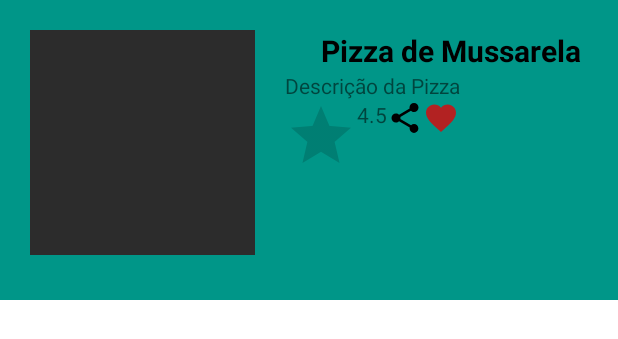
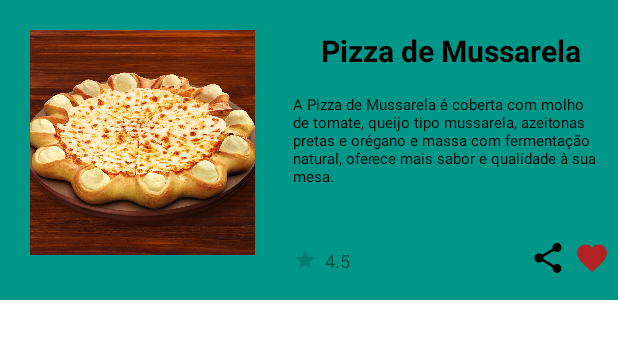
Before and after one commit to DaniloHY/FoodFast, an Android app: the layout modelo_pizza.xml on its own in the app's theme, with its tools: preview values and no code run, on a phone screen of 412 x 824 dp. Shown: the top 339 px of the screen. Run offline under Robolectric (Android 15) with nearby library versions, the phone set to English and light mode, and no system bars.

Commit message:
List View

```diff
--- a/app/src/main/res/layout/modelo_pizza.xml
+++ b/app/src/main/res/layout/modelo_pizza.xml
@@ -11,59 +11,71 @@ android:orientation="vertical">
         android:orientation="horizontal">
 
         <ImageView
-        android:layout_margin="20dp"
             android:id="@+id/imgPizza"
             android:layout_width="150dp"
             android:layout_height="150dp"
+            android:layout_margin="20dp"
             android:scaleType="centerCrop"
-        android:src="#2c2c2c" />
+            android:src="@drawable/pizza" />
 
         <LinearLayout
-        android:layout_marginTop="20dp"
             android:layout_width="match_parent"
             android:layout_height="wrap_content"
+            android:layout_marginTop="20dp"
             android:orientation="vertical">
 
             <TextView
-            android:textSize="20sp"
-            android:textStyle="bold"
-            android:textColor="#000"
-            android:layout_gravity="center_horizontal"
                 android:id="@+id/txtTituloPizza"
                 android:layout_width="wrap_content"
                 android:layout_height="wrap_content"
-            android:text="Pizza de Mussarela" />
+                android:layout_gravity="center_horizontal"
+                android:text="Pizza de Mussarela"
+                android:textColor="#000"
+                android:textSize="20sp"
+                android:textStyle="bold" />
 
             <TextView
                 android:id="@+id/txtDescricaoPizza"
                 android:layout_width="wrap_content"
                 android:layout_height="wrap_content"
-            android:text="Descrição da Pizza" />
+                android:layout_gravity="center_horizontal"
+                android:layout_marginTop="10dp"
+                android:padding="5dp"
+                android:text="@string/descricao"
+                android:textColor="#000"
+                android:textSize="10sp" />
 
             <LinearLayout
                 android:layout_width="match_parent"
                 android:layout_height="wrap_content"
+                android:layout_marginTop="30dp"
                 android:orientation="horizontal">
 
                 <RatingBar
+                    style="@style/Widget.AppCompat.RatingBar.Small"
                     android:layout_width="wrap_content"
                     android:layout_height="wrap_content"
+                    android:layout_margin="5dp"
                     android:numStars="1" />
 
                 <TextView
                     android:id="@+id/txtAvaliacaoPizza"
                     android:layout_width="wrap_content"
                     android:layout_height="wrap_content"
-                android:text="4.5" />
+                    android:layout_marginTop="5dp"
+                    android:text="4.5"
+                    android:textSize="12sp" />
 
                 <ImageView
                     android:layout_width="wrap_content"
                     android:layout_height="wrap_content"
+                    android:layout_marginLeft="120dp"
                     android:src="@drawable/ic_baseline_share" />
 
                 <ImageView
                     android:layout_width="wrap_content"
                     android:layout_height="wrap_content"
+                    android:layout_marginLeft="5dp"
                     android:src="@drawable/ic_baseline_favorite" />
             </LinearLayout>
         </LinearLayout>
--- a/app/src/main/res/values/strings.xml
+++ b/app/src/main/res/values/strings.xml
@@ -2,4 +2,5 @@
     <string name="app_name">FoodFast</string>
     <!-- TODO: Remove or change this placeholder text -->
     <string name="hello_blank_fragment">Hello blank fragment</string>
+    <string name="descricao">A Pizza de Mussarela é coberta com molho de tomate, queijo tipo mussarela, azeitonas pretas e orégano e massa com fermentação natural, oferece mais sabor e qualidade à sua mesa.</string>
 </resources>
```
Also changed, not shown: app/src/main/res/drawable/pizza.jpg (added). Lines whose indentation alone changed are shown as unchanged.
